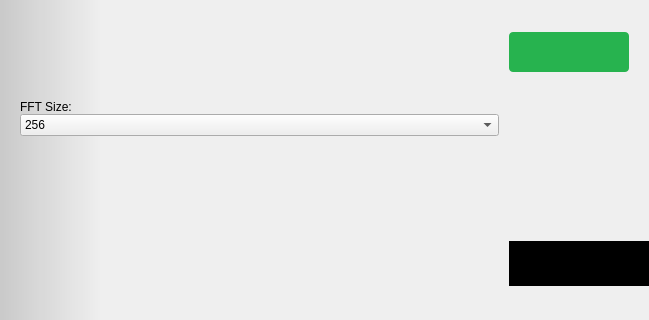
Above: ui/oscilloscope.ui from analogdevicesinc/scopy before the change; both pictures show x 0 to 649 and y 0 to 320 of the 1017 by 654 pixel window. Below: the same form after it.
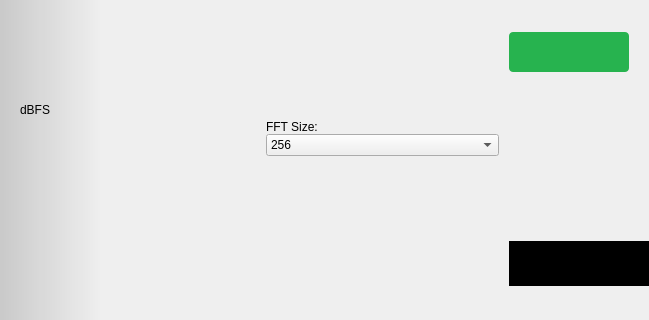
That is the form after the change. Icons and pictures are not drawn. Custom widgets are drawn as their Qt base class.

Commit message: Oscilloscope: Display the Y-axis unit of the FFT plot.

What changed in the file:
```diff
--- a/ui/oscilloscope.ui
+++ b/ui/oscilloscope.ui
@@ -371,7 +371,14 @@
                 <property name="verticalSpacing">
                  <number>0</number>
                 </property>
-                <item row="0" column="1">
+                <item row="1" column="0">
+                 <layout class="QHBoxLayout" name="hlayout_fft">
+                  <property name="spacing">
+                   <number>0</number>
+                  </property>
+                 </layout>
+                </item>
+                <item row="1" column="1">
                  <layout class="QVBoxLayout" name="vlayout_fft_size">
                   <property name="spacing">
                    <number>0</number>
@@ -465,11 +472,31 @@
                   </item>
                  </layout>
                 </item>
-                <item row="0" column="0">
-                 <layout class="QHBoxLayout" name="hlayout_fft">
-                  <property name="spacing">
+                <item row="0" column="0" colspan="2">
+                 <layout class="QHBoxLayout" name="fft_label_layout">
+                  <property name="topMargin">
                    <number>0</number>
                   </property>
+                  <item>
+                   <widget class="QLabel" name="label_2">
+                    <property name="text">
+                     <string>dBFS</string>
+                    </property>
+                   </widget>
+                  </item>
+                  <item>
+                   <spacer name="horizontalSpacer_6">
+                    <property name="orientation">
+                     <enum>Qt::Horizontal</enum>
+                    </property>
+                    <property name="sizeHint" stdset="0">
+                     <size>
+                      <width>40</width>
+                      <height>20</height>
+                     </size>
+                    </property>
+                   </spacer>
+                  </item>
                  </layout>
                 </item>
                </layout>
```
